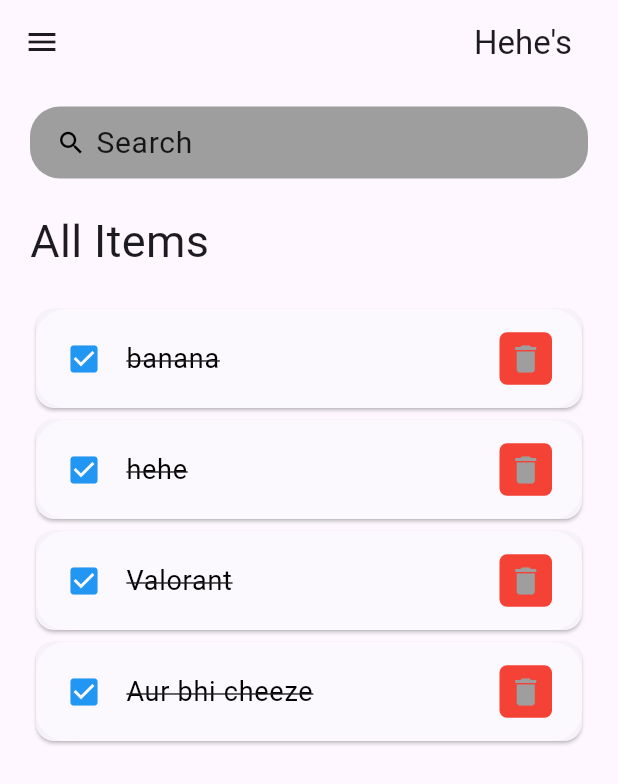
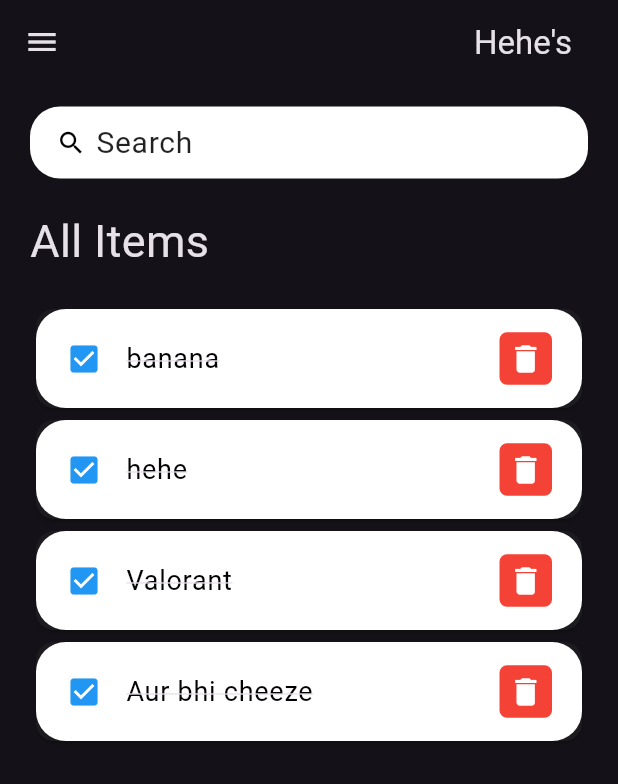
Before and after one commit to lohiyakeshav/To-Do-App-In-Flutter, a Flutter app: the screen it shows after launch, on a phone screen of 412 x 824 dp. Shown: the top 784 px of the screen. Run offline on Flutter 3.47's test engine with Material 3 defaults, Android fonts, the phone set to English and light mode, and no system bars; our stand-ins replace firebase_core; accounts and stored records are empty.

Commit message:
Dark Mode

```diff
--- a/lib/home.dart
+++ b/lib/home.dart
@@ -69,7 +69,7 @@ Widget searchbox() {
   return Container(
     padding: EdgeInsets.symmetric(horizontal: 15),
     decoration: BoxDecoration(
-        color: Colors.grey, borderRadius: BorderRadius.circular(20)),
+        color: Colors.white, borderRadius: BorderRadius.circular(20)),
     child: const TextField(
         decoration: InputDecoration(
       contentPadding: EdgeInsets.all(0),
--- a/lib/main.dart
+++ b/lib/main.dart
@@ -12,7 +12,7 @@ class MyApp extends StatelessWidget {
   Widget build(BuildContext context) {
     return MaterialApp(
       title: 'To Do App',
-      darkTheme: ThemeData.dark(),
+      theme: ThemeData(brightness: Brightness.dark, primaryColor: Colors.purple),
       home: home(),
     );
   }
--- a/lib/widgets/todo_item.dart
+++ b/lib/widgets/todo_item.dart
@@ -2,7 +2,7 @@ import 'package:flutter/material.dart';
 
 class ToDoItem extends StatelessWidget {
   ToDoItem({Key? key}) : super(key: key);
-  List<String> fruits = ['banana', 'hehe','Valorant', 'Aur bhi cheeze'];
+  List<String> fruits = ['banana', 'hehe', 'Valorant', 'Aur bhi cheeze'];
 
   @override
   Widget build(BuildContext context) {
@@ -19,9 +19,8 @@ class ToDoItem extends StatelessWidget {
               onTap: () {},
               shape: RoundedRectangleBorder(
                   borderRadius: BorderRadius.circular(20)),
-                  contentPadding:
-                      EdgeInsets.symmetric(horizontal: 20, vertical: 5),
-                  tileColor: Colors.white54,
+              contentPadding: EdgeInsets.symmetric(horizontal: 20, vertical: 5),
+              tileColor: Colors.white,
               leading: Icon(Icons.check_box, color: Colors.blue),
               title: Text(fruits[index],
                   style: TextStyle(
@@ -39,13 +38,15 @@ class ToDoItem extends StatelessWidget {
                   padding: EdgeInsets.symmetric(vertical: 5, horizontal: 5),
                   icon: Icon(
                     Icons.delete,
-                        color: Colors.grey,
+                    color: Colors.white,
                   ),
                   onPressed: () {},
                 ),
               ),
             ),
           );
-            }));
+        },
+      ),
+    );
   }
 }
```
Also changed, not shown: 1 other file. Lines whose indentation alone changed are shown as unchanged.
